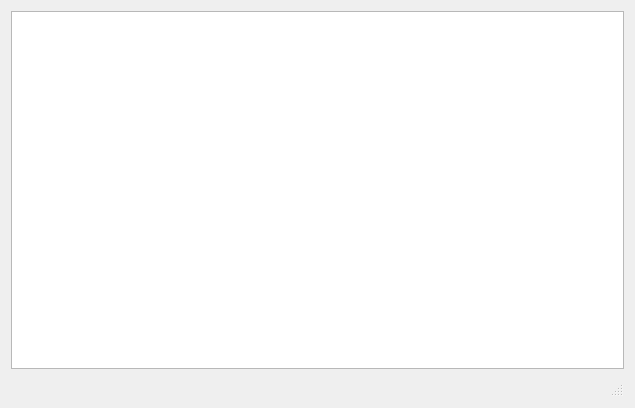
Old version of the form Server/uis/MainWindow.ui in the repository MichailKon/QtChatTCP.
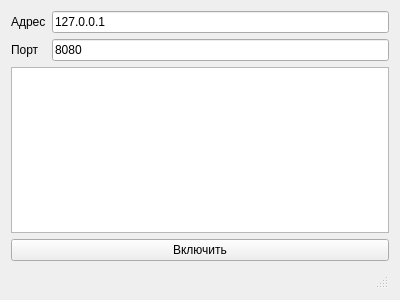
New version of the form.

The edit to the form file:
```diff
--- a/Server/uis/MainWindow.ui
+++ b/Server/uis/MainWindow.ui
@@ -6,23 +6,58 @@
    <rect>
     <x>0</x>
     <y>0</y>
-    <width>635</width>
-    <height>408</height>
+    <width>400</width>
+    <height>300</height>
    </rect>
   </property>
   <property name="windowTitle">
    <string>Server</string>
   </property>
   <layout class="QGridLayout" name="gridLayout_2">
+   <item row="1" column="0">
+    <widget class="QLabel" name="label_2">
+     <property name="text">
+      <string>Порт</string>
+     </property>
+    </widget>
+   </item>
    <item row="0" column="0">
-    <layout class="QGridLayout" name="gridLayout">
-     <item row="0" column="0" colspan="2">
-      <widget class="QTextBrowser" name="textBrowser"/>
-     </item>
-     <item row="1" column="0" colspan="2">
-      <widget class="QStatusBar" name="statusBar"/>
-     </item>
-    </layout>
+    <widget class="QLabel" name="label">
+     <property name="text">
+      <string>Адрес</string>
+     </property>
+    </widget>
+   </item>
+   <item row="1" column="1">
+    <widget class="QLineEdit" name="lineEdit_port">
+     <property name="text">
+      <string>8080</string>
+     </property>
+    </widget>
+   </item>
+   <item row="3" column="0" colspan="2">
+    <widget class="QPushButton" name="pushButton">
+     <property name="text">
+      <string>Включить</string>
+     </property>
+    </widget>
+   </item>
+   <item row="0" column="1">
+    <widget class="QLineEdit" name="lineEdit_address">
+     <property name="text">
+      <string>127.0.0.1</string>
+     </property>
+    </widget>
+   </item>
+   <item row="4" column="0" colspan="2">
+    <widget class="QStatusBar" name="statusBar">
+     <property name="text" stdset="0">
+      <string/>
+     </property>
+    </widget>
+   </item>
+   <item row="2" column="0" colspan="2">
+    <widget class="QTextBrowser" name="textBrowser"/>
    </item>
   </layout>
  </widget>
```
Left out of the diff: 2 changed lines with no effect on the pictures.
